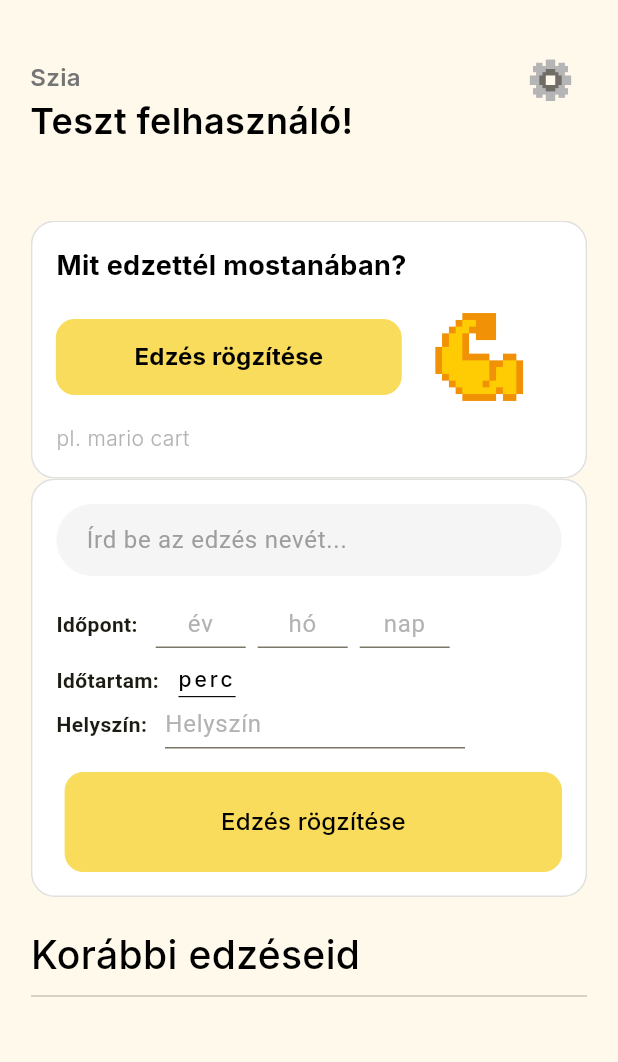
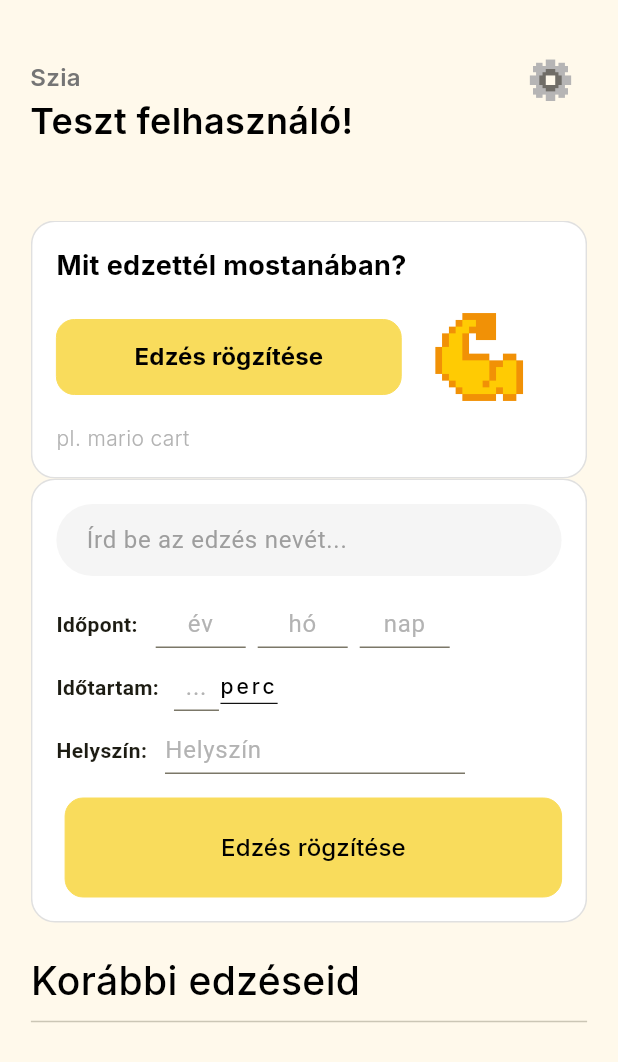
Before and after one commit to T0liver/recout, a Flutter app: the screen it shows after launch, on a phone screen of 412 x 824 dp. Shown: the top 1062 px of the screen. Run offline on Flutter 3.47's test engine with Material 3 defaults, Android fonts, the phone set to English and light mode, and no system bars.

Commit message:
Adding Duration input to this card After all I can commit this to... so emotional

```diff
--- a/lib/cards.dart
+++ b/lib/cards.dart
@@ -139,17 +139,18 @@ class _InputWorkoutCardState extends State<InputWorkoutCard> {
                   const Spacer(),
                 ],
               ),
-              const SizedBox(height: 8),
+              const SizedBox(height: 10),
 
               Row(
                   crossAxisAlignment: CrossAxisAlignment.center,
                   children: [
                     const Text('Időtartam:', style: TextStyle(fontWeight: FontWeight.bold)),
-                    const SizedBox(width: 12),
+                    const SizedBox(width: 10),
+                    NumberInputLabel(controller: durationController, width: 30,),
                     DurationChooser(duration: duration),
                   ]
               ),
-              const SizedBox(width: 8),
+              const SizedBox(height: 10,),
               Row(
                 children: [
                   const Text('Helyszín:', style: TextStyle(fontWeight: FontWeight.bold)),
```
